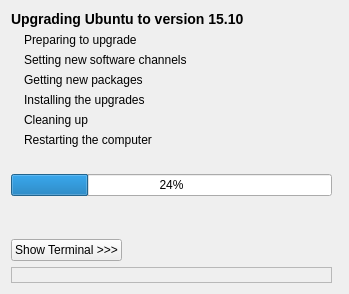
stek29/ubuntu-release-upgrader, file DistUpgrade/window_main.ui: the form before one commit.
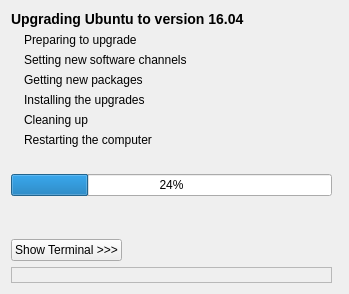
The form after the commit.

What changed in the file:
```diff
--- a/DistUpgrade/window_main.ui
+++ b/DistUpgrade/window_main.ui
@@ -236,7 +236,7 @@
    <item row="0" column="0" colspan="4">
     <widget class="QLabel" name="label_title">
      <property name="text">
-      <string>&lt;b&gt;&lt;big&gt;Upgrading Ubuntu to version 15.10&lt;/big&gt;&lt;/b&gt;</string>
+      <string>&lt;b&gt;&lt;big&gt;Upgrading Ubuntu to version 16.04&lt;/big&gt;&lt;/b&gt;</string>
      </property>
      <property name="wordWrap">
       <bool>false</bool>
```
